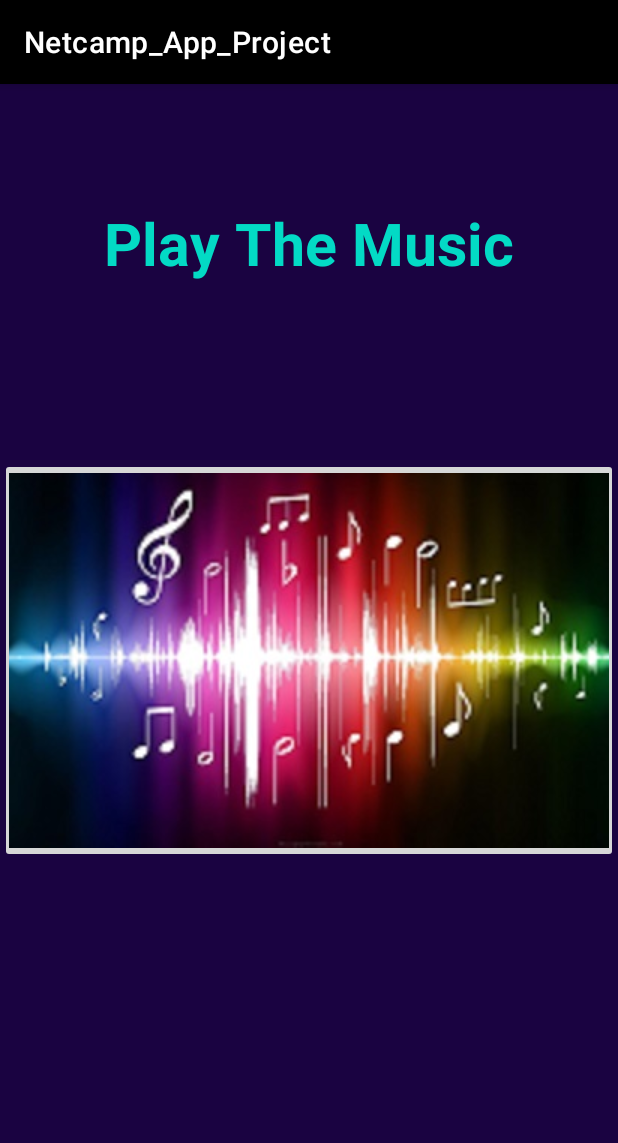
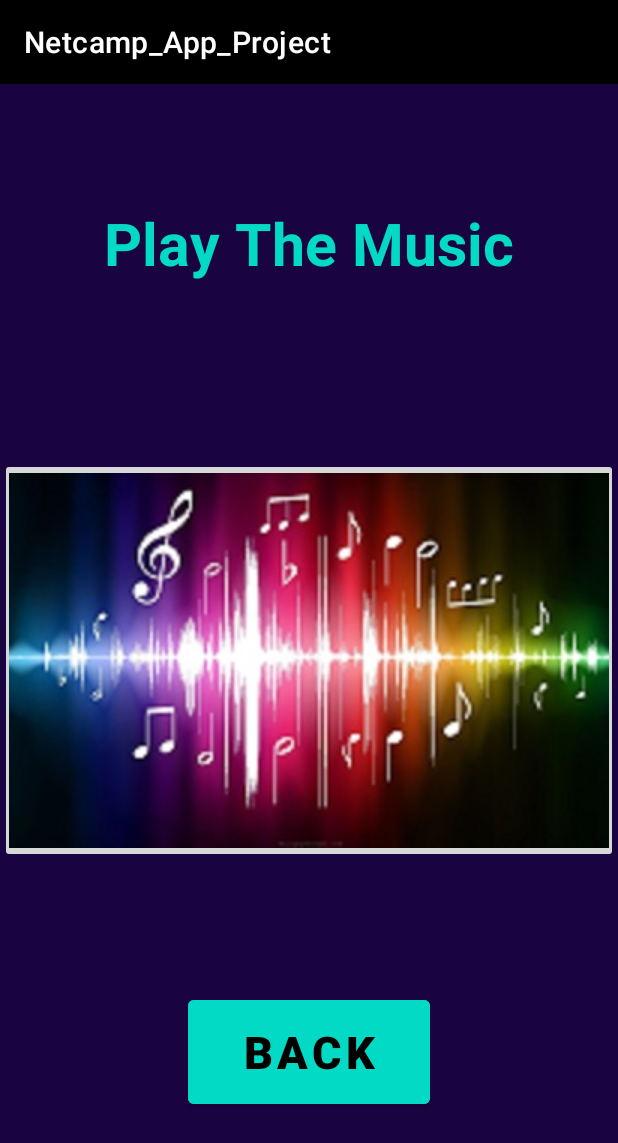
Before and after one commit to pragya-sharma11/Netcamp_App_Project, an Android app: the Music screen opened directly, with no data from a screen before it, on a phone screen of 412 x 824 dp. Shown: the top 1143 px of the screen. Run offline under Robolectric (Android 15) with nearby library versions, the phone set to English and light mode, and no system bars.

Commit message:
make functionality for back button in music activity.

```diff
--- a/app/src/main/java/com/example/netcamp_app_project/Music.java
+++ b/app/src/main/java/com/example/netcamp_app_project/Music.java
@@ -2,21 +2,25 @@ package com.example.netcamp_app_project;
 
 import androidx.appcompat.app.AppCompatActivity;
 
+import android.content.Intent;
 import android.media.MediaPlayer;
 import android.os.Bundle;
 import android.view.View;
+import android.widget.Button;
 import android.widget.ImageButton;
 
 public class Music extends AppCompatActivity {
     ImageButton i;
     Boolean music = false;
     MediaPlayer mp;
+    Button b;
     @Override
     protected void onCreate(Bundle savedInstanceState) {
         super.onCreate(savedInstanceState);
         setContentView(R.layout.activity_music);
         i = findViewById(R.id.musicButton);
         mp = MediaPlayer.create(this, R.raw.y);
+        b = findViewById(R.id.musicBack);
         i.setOnClickListener(new View.OnClickListener() {
             @Override
             public void onClick(View v) {
@@ -28,5 +32,13 @@ public class Music extends AppCompatActivity {
                 music = !music;
             }
         });
+        b.setOnClickListener(new View.OnClickListener() {
+            @Override
+            public void onClick(View v) {
+                Intent i = new Intent(Music.this, PhoneScreen.class);
+                startActivity(i);
+                finish();
+            }
+        });
     }
 }
--- a/app/src/main/res/layout/activity_music.xml
+++ b/app/src/main/res/layout/activity_music.xml
@@ -32,4 +32,19 @@
         app:layout_constraintStart_toStartOf="parent"
         app:layout_constraintTop_toTopOf="parent"
         app:srcCompat="@drawable/m" />
+
+    <Button
+        android:id="@+id/musicBack"
+        android:layout_width="161dp"
+        android:layout_height="81dp"
+        android:text="Back"
+        android:textSize="30dp"
+        android:textStyle="bold"
+        android:backgroundTint="@color/teal_200"
+        android:textColor="@color/black"
+        app:layout_constraintBottom_toBottomOf="parent"
+        app:layout_constraintEnd_toEndOf="parent"
+        app:layout_constraintStart_toStartOf="parent"
+        app:layout_constraintTop_toTopOf="parent"
+        app:layout_constraintVertical_bias="0.881" />
 </androidx.constraintlayout.widget.ConstraintLayout>
```
